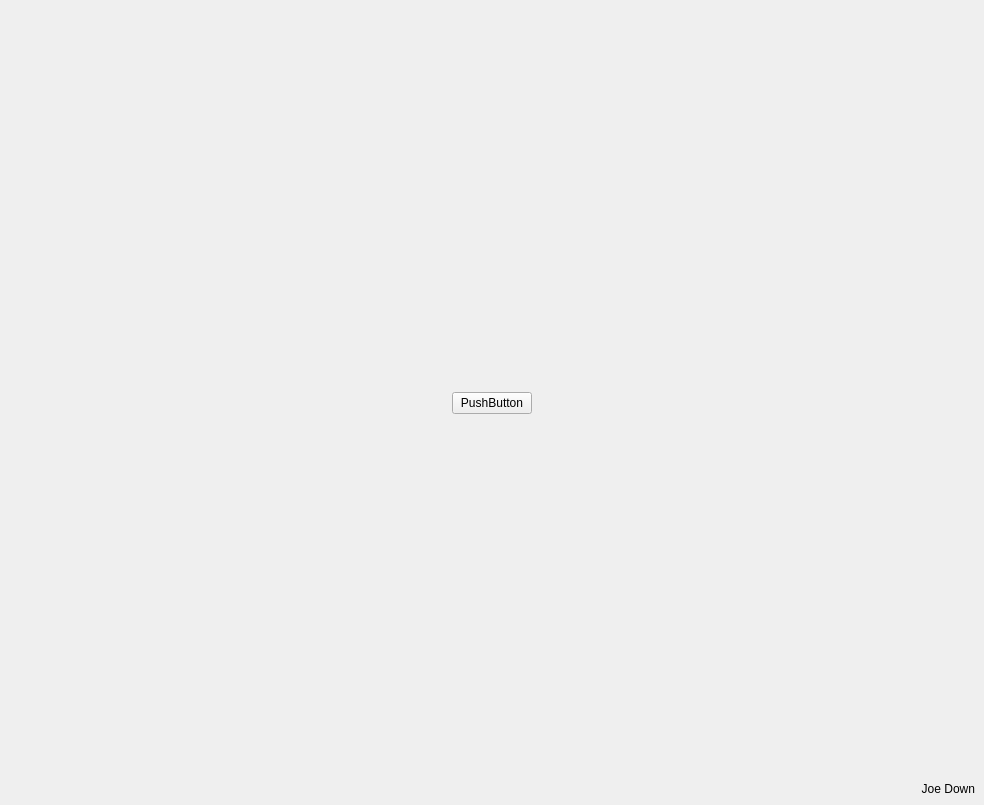
Qt form login.ui (AnthropomorphicMonkey/Coursework) before a commit.
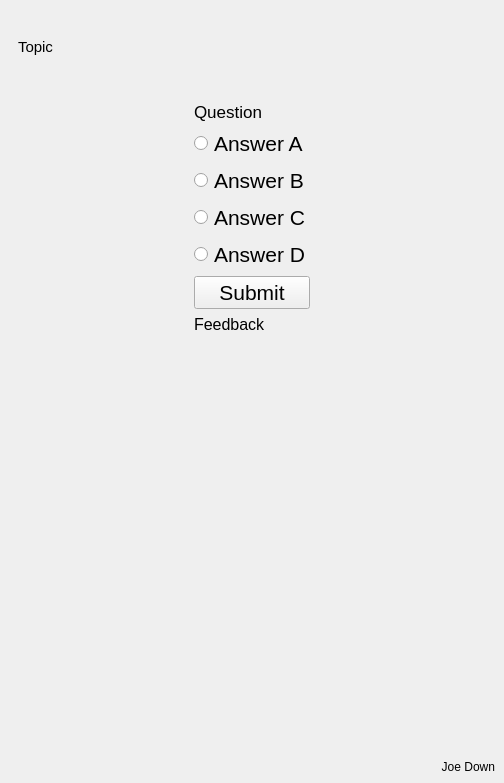
The same form after that commit. Icons and pictures are not drawn.

```diff
--- a/login.ui
+++ b/login.ui
@@ -6,8 +6,8 @@
    <rect>
     <x>0</x>
     <y>0</y>
-    <width>984</width>
-    <height>805</height>
+    <width>504</width>
+    <height>783</height>
    </rect>
   </property>
   <property name="font">
@@ -970,15 +970,30 @@
       </widget>
       <widget class="QWidget" name="question_page">
        <layout class="QVBoxLayout" name="verticalLayout_9">
+        <item>
+         <widget class="QLabel" name="label_4">
+          <property name="font">
+           <font>
+            <pointsize>11</pointsize>
+           </font>
+          </property>
+          <property name="text">
+           <string>Topic</string>
+          </property>
+         </widget>
+        </item>
         <item>
          <spacer name="verticalSpacer_17">
           <property name="orientation">
            <enum>Qt::Vertical</enum>
           </property>
+          <property name="sizeType">
+           <enum>QSizePolicy::Fixed</enum>
+          </property>
           <property name="sizeHint" stdset="0">
            <size>
-            <width>20</width>
-            <height>325</height>
+            <width>0</width>
+            <height>40</height>
            </size>
           </property>
          </spacer>
@@ -992,18 +1007,103 @@
             </property>
             <property name="sizeHint" stdset="0">
              <size>
-              <width>40</width>
-              <height>20</height>
+              <width>0</width>
+              <height>0</height>
              </size>
             </property>
            </spacer>
           </item>
           <item>
            <layout class="QVBoxLayout" name="verticalLayout_13">
+            <item>
+             <layout class="QVBoxLayout" name="verticalLayout_14">
+              <item>
+               <widget class="QLabel" name="label_5">
+                <property name="font">
+                 <font>
+                  <pointsize>13</pointsize>
+                 </font>
+                </property>
+                <property name="text">
+                 <string>Question</string>
+                </property>
+               </widget>
+              </item>
+              <item>
+               <layout class="QVBoxLayout" name="verticalLayout_15">
+                <item>
+                 <widget class="QRadioButton" name="radioButton">
+                  <property name="font">
+                   <font>
+                    <pointsize>16</pointsize>
+                   </font>
+                  </property>
+                  <property name="text">
+                   <string>Answer A</string>
+                  </property>
+                 </widget>
+                </item>
+                <item>
+                 <widget class="QRadioButton" name="radioButton_2">
+                  <property name="font">
+                   <font>
+                    <pointsize>16</pointsize>
+                   </font>
+                  </property>
+                  <property name="text">
+                   <string>Answer B</string>
+                  </property>
+                 </widget>
+                </item>
+                <item>
+                 <widget class="QRadioButton" name="radioButton_3">
+                  <property name="font">
+                   <font>
+                    <pointsize>16</pointsize>
+                   </font>
+                  </property>
+                  <property name="text">
+                   <string>Answer C</string>
+                  </property>
+                 </widget>
+                </item>
+                <item>
+                 <widget class="QRadioButton" name="radioButton_4">
+                  <property name="font">
+                   <font>
+                    <pointsize>16</pointsize>
+                   </font>
+                  </property>
+                  <property name="text">
+                   <string>Answer D</string>
+                  </property>
+                 </widget>
+                </item>
+               </layout>
+              </item>
+             </layout>
+            </item>
             <item>
              <widget class="QPushButton" name="pushButton_6">
+              <property name="font">
+               <font>
+                <pointsize>16</pointsize>
+               </font>
+              </property>
               <property name="text">
-               <string>PushButton</string>
+               <string>Submit</string>
+              </property>
+             </widget>
+            </item>
+            <item>
+             <widget class="QLabel" name="question_feedback_output">
+              <property name="font">
+               <font>
+                <pointsize>12</pointsize>
+               </font>
+              </property>
+              <property name="text">
+               <string>Feedback</string>
               </property>
              </widget>
             </item>
@@ -1016,8 +1116,8 @@
             </property>
             <property name="sizeHint" stdset="0">
              <size>
-              <width>40</width>
-              <height>20</height>
+              <width>0</width>
+              <height>0</height>
              </size>
             </property>
            </spacer>
@@ -1031,8 +1131,8 @@
           </property>
           <property name="sizeHint" stdset="0">
            <size>
-            <width>20</width>
-            <height>324</height>
+            <width>0</width>
+            <height>0</height>
            </size>
           </property>
          </spacer>
```
Left out of the diff: 56 changed lines with no effect on the pictures.
